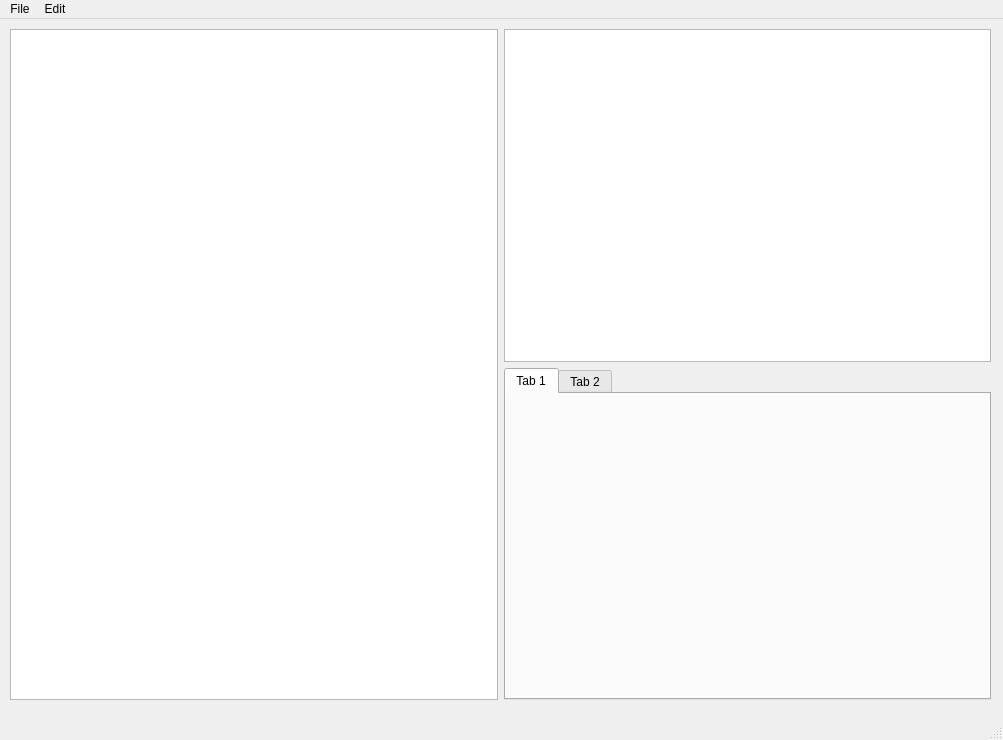
Before: the Qt Designer form squall/gui/window.ui in eswald/squall, drawn with Qt 5.
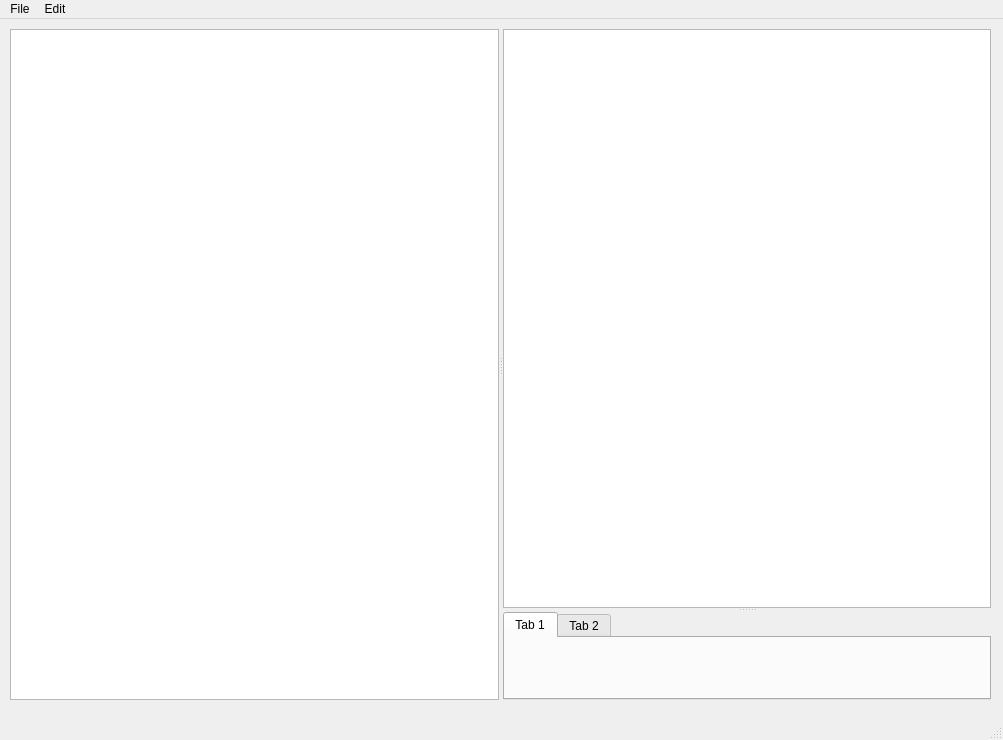
After: the same form once the commit is applied.

Commit message: Found the Splitter widget that I wanted.

The edit to the form file:
```diff
--- a/squall/gui/window.ui
+++ b/squall/gui/window.ui
@@ -14,7 +14,7 @@
    <string>Squall</string>
   </property>
   <widget class="QWidget" name="centralwidget">
-   <widget class="QWidget" name="horizontalLayoutWidget">
+   <widget class="QSplitter" name="splitter_2">
     <property name="geometry">
      <rect>
       <x>10</x>
@@ -23,16 +23,15 @@
       <height>671</height>
      </rect>
     </property>
-    <layout class="QHBoxLayout" name="horizontalLayout">
-     <item>
+    <property name="orientation">
+     <enum>Qt::Horizontal</enum>
+    </property>
       <widget class="QTreeView" name="treeView"/>
-     </item>
-     <item>
-      <layout class="QVBoxLayout" name="verticalLayout">
-       <item>
+    <widget class="QSplitter" name="splitter">
+     <property name="orientation">
+      <enum>Qt::Vertical</enum>
+     </property>
         <widget class="QPlainTextEdit" name="plainTextEdit"/>
-       </item>
-       <item>
         <widget class="QTabWidget" name="tabWidget">
          <property name="currentIndex">
           <number>0</number>
@@ -48,10 +47,7 @@
           </attribute>
          </widget>
         </widget>
-       </item>
-      </layout>
-     </item>
-    </layout>
+    </widget>
    </widget>
   </widget>
   <widget class="QMenuBar" name="menubar">
```
Left out of the diff: 15 changed lines with no effect on the pictures. Lines whose indentation alone changed are shown as unchanged.
